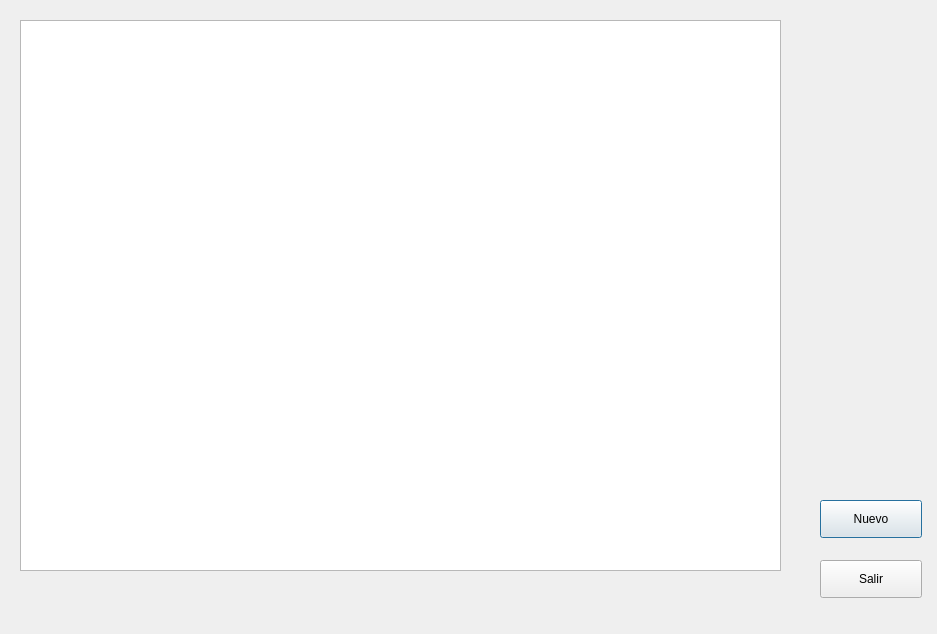
Above: sumasSaldos.ui from waltermas-gitter/infomesas-gui before the change. Below: the same form after it.
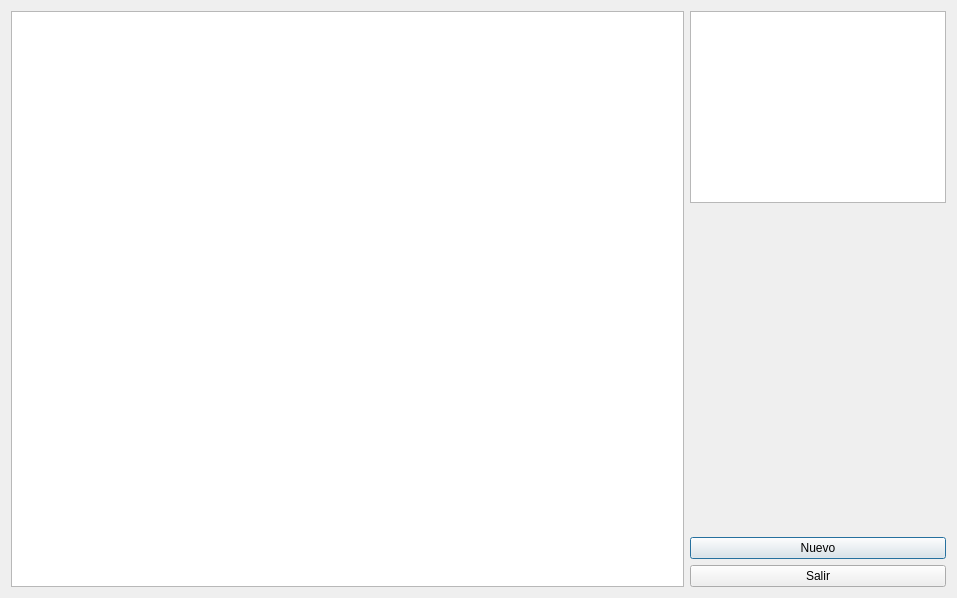
That is the form after the change.

The edit to the form file:
```diff
--- a/sumasSaldos.ui
+++ b/sumasSaldos.ui
@@ -6,21 +6,21 @@
    <rect>
     <x>0</x>
     <y>0</y>
-    <width>937</width>
-    <height>634</height>
+    <width>957</width>
+    <height>598</height>
    </rect>
   </property>
   <property name="windowTitle">
    <string>Dialog</string>
   </property>
+  <layout class="QGridLayout" name="gridLayout">
+   <item row="0" column="0">
   <widget class="QTableWidget" name="sumasSaldosTableWidget">
-   <property name="geometry">
-    <rect>
-     <x>20</x>
-     <y>20</y>
-     <width>761</width>
-     <height>551</height>
-    </rect>
+     <property name="sizePolicy">
+      <sizepolicy hsizetype="MinimumExpanding" vsizetype="MinimumExpanding">
+       <horstretch>0</horstretch>
+       <verstretch>0</verstretch>
+      </sizepolicy>
    </property>
    <property name="editTriggers">
     <set>QAbstractItemView::NoEditTriggers</set>
@@ -32,32 +32,53 @@
     <bool>false</bool>
    </attribute>
   </widget>
+   </item>
+   <item row="0" column="1">
+    <layout class="QVBoxLayout" name="verticalLayout_2">
+     <item>
+      <widget class="QListWidget" name="soldiniListWidget">
+       <property name="sizePolicy">
+        <sizepolicy hsizetype="Fixed" vsizetype="Fixed">
+         <horstretch>0</horstretch>
+         <verstretch>0</verstretch>
+        </sizepolicy>
+       </property>
+      </widget>
+     </item>
+     <item>
+      <layout class="QVBoxLayout" name="verticalLayout">
+       <item>
+        <spacer name="verticalSpacer">
+         <property name="orientation">
+          <enum>Qt::Vertical</enum>
+         </property>
+         <property name="sizeHint" stdset="0">
+          <size>
+           <width>20</width>
+           <height>40</height>
+          </size>
+         </property>
+        </spacer>
+       </item>
+       <item>
   <widget class="QPushButton" name="nuevoPushButton">
-   <property name="geometry">
-    <rect>
-     <x>820</x>
-     <y>500</y>
-     <width>102</width>
-     <height>38</height>
-    </rect>
-   </property>
    <property name="text">
     <string>Nuevo</string>
    </property>
   </widget>
+       </item>
+       <item>
   <widget class="QPushButton" name="salirPushButton">
-   <property name="geometry">
-    <rect>
-     <x>820</x>
-     <y>560</y>
-     <width>102</width>
-     <height>38</height>
-    </rect>
-   </property>
    <property name="text">
     <string>Salir</string>
    </property>
   </widget>
+       </item>
+      </layout>
+     </item>
+    </layout>
+   </item>
+  </layout>
  </widget>
  <resources/>
  <connections/>
```
Lines whose indentation alone changed are shown as unchanged.
